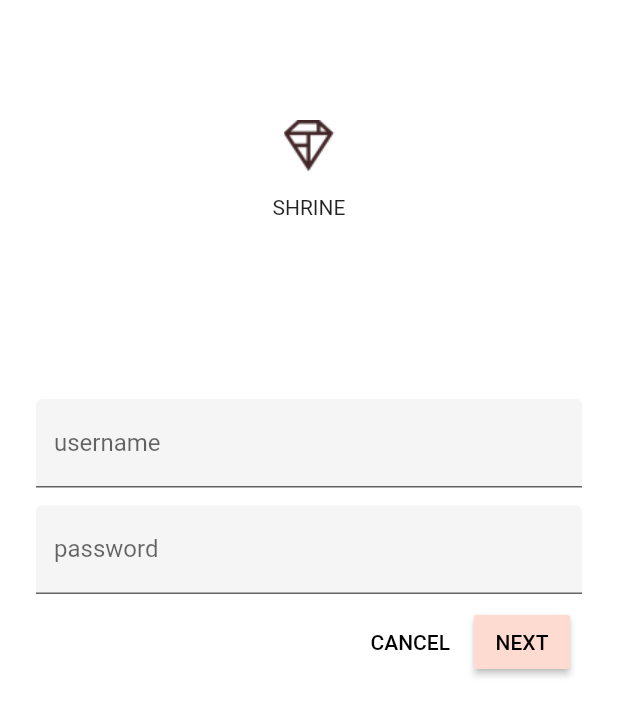
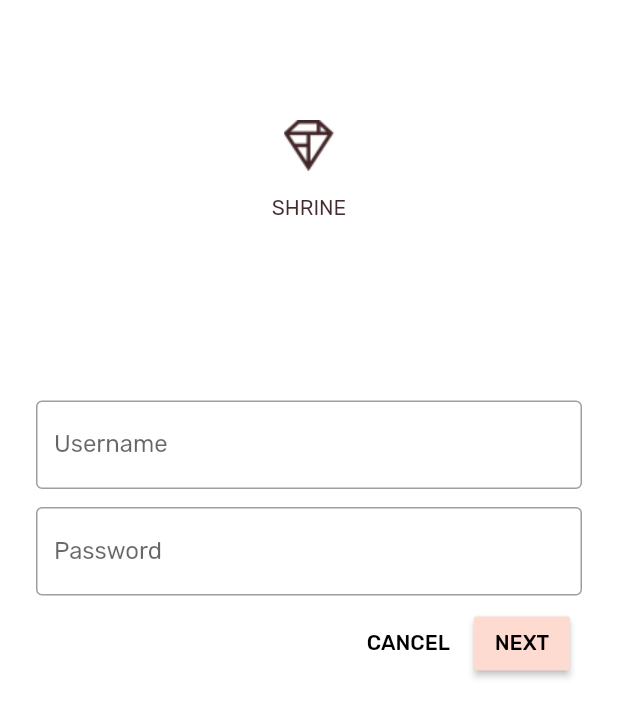
Before and after one commit to alexKwonIsAwesome/shrine_app, a Flutter app: the screen it shows after launch, on a phone screen of 412 x 824 dp. Shown: the top 717 px of the screen. Run offline on Flutter 3.47's test engine with Material 2 defaults, Android fonts, the phone set to English and light mode, and no system bars.

Commit message:
Add login page input stylings
- Added border on input with input decoration theme
- Created custom input color overriding class for higher contrast on input

```diff
--- a/lib/app.dart
+++ b/lib/app.dart
@@ -48,6 +48,7 @@ ThemeData _buildShrineTheme() {
       primaryTextTheme: _buildShrineTextTheme(base.primaryTextTheme),
       accentTextTheme: _buildShrineTextTheme(base.accentTextTheme),
       primaryIconTheme: base.iconTheme.copyWith(color: kShrineBrown900),
+      inputDecorationTheme: InputDecorationTheme(border: OutlineInputBorder()));
 }
 
 TextTheme _buildShrineTextTheme(TextTheme base) {
--- a/lib/login.dart
+++ b/lib/login.dart
@@ -1,4 +1,5 @@
 import 'package:flutter/material.dart';
+import 'colors.dart';
 
 class Login extends StatefulWidget {
   @override
@@ -25,17 +26,23 @@ class _LoginState extends State<Login> {
             ],
           ),
           SizedBox(height: 120.0),
-          TextField(
-            controller: _usernameController,
-            decoration: InputDecoration(filled: true, labelText: 'username'),
+          AccentColorOverride(
+            color: kShrineBrown900,
+            child: TextField(
+              controller: _usernameController,
+              decoration: InputDecoration(labelText: 'Username'),
+            ),
           ),
           SizedBox(
             height: 12.0,
           ),
-          TextField(
-            controller: _passwordController,
-            decoration: InputDecoration(filled: true, labelText: 'password'),
-            obscureText: true,
+          AccentColorOverride(
+            color: kShrineBrown900,
+            child: TextField(
+              controller: _passwordController,
+              decoration: InputDecoration(labelText: 'Password'),
+              obscureText: true,
+            ),
           ),
           ButtonBar(
             children: <Widget>[
@@ -59,3 +66,19 @@ class _LoginState extends State<Login> {
     ));
   }
 }
+
+class AccentColorOverride extends StatelessWidget {
+  const AccentColorOverride({Key key, this.color, this.child})
+      : super(key: key);
+
+  final Color color;
+  final Widget child;
+
+  @override
+  Widget build(BuildContext context) {
+    return Theme(
+        child: child,
+        data: Theme.of(context)
+            .copyWith(accentColor: color, brightness: Brightness.dark));
+  }
+}
```
